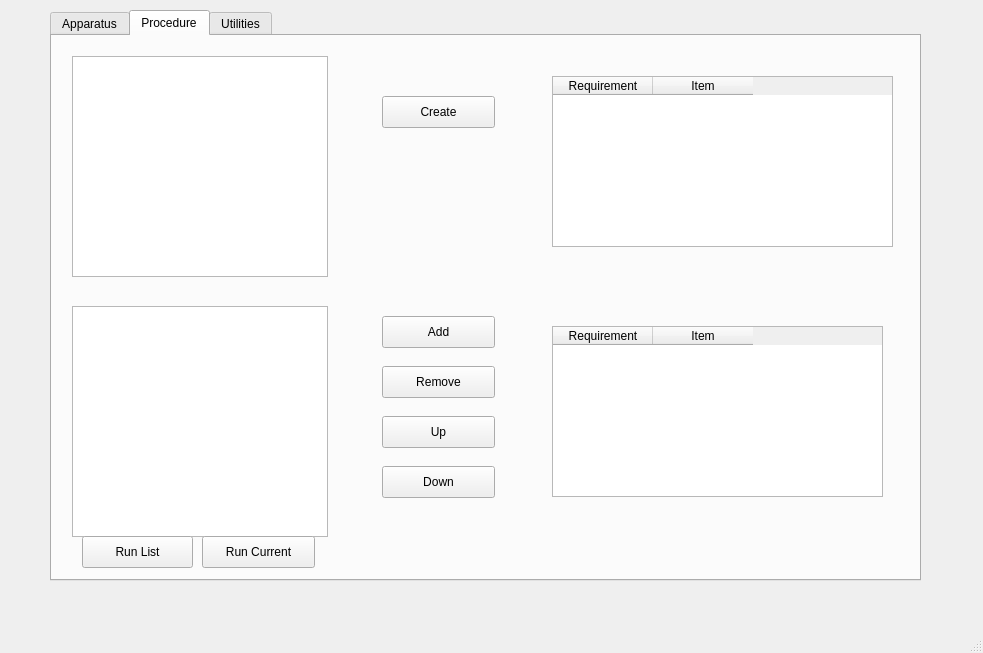
The window that GUI/APE.ui (jhardin4/APE) describes before a commit, drawn with Qt 5.
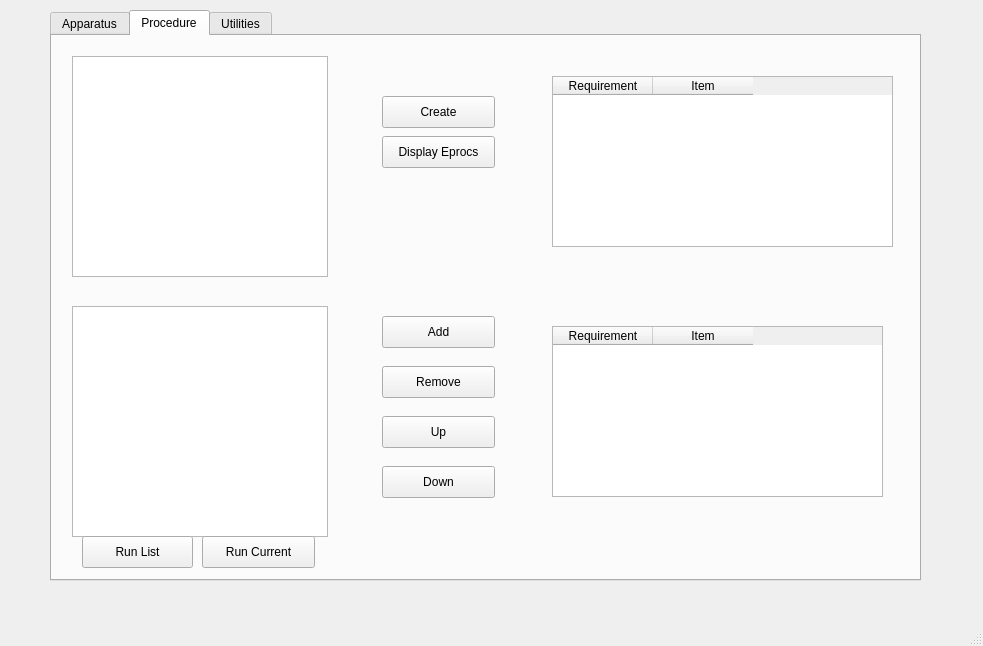
The same window after the commit. The open tabs and pages were chosen to show the change.

What changed in the file:
```diff
--- a/GUI/APE.ui
+++ b/GUI/APE.ui
@@ -7,7 +7,7 @@
     <x>0</x>
     <y>0</y>
     <width>983</width>
-    <height>653</height>
+    <height>646</height>
    </rect>
   </property>
   <property name="windowTitle">
@@ -446,6 +446,19 @@
        <string>Run List</string>
       </property>
      </widget>
+     <widget class="QPushButton" name="showeproc">
+      <property name="geometry">
+       <rect>
+        <x>330</x>
+        <y>100</y>
+        <width>113</width>
+        <height>32</height>
+       </rect>
+      </property>
+      <property name="text">
+       <string>Display Eprocs</string>
+      </property>
+     </widget>
     </widget>
     <widget class="QWidget" name="utab">
      <attribute name="title">
```
Left out of the diff: 2 changed lines with no effect on the pictures.
